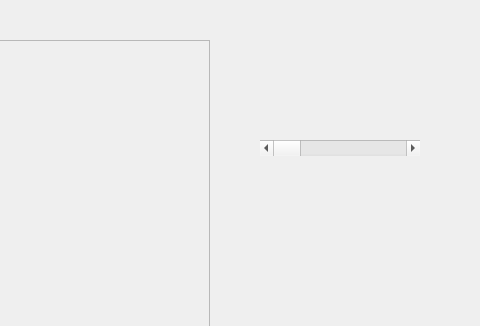
First picture: the form in SpriteEditor/spriteeditorvc.ui, repository GT3CH1/sprite-editor, before the edit; both pictures show x 320 to 800 and y 0 to 326 of the 800 by 600 pixel window.
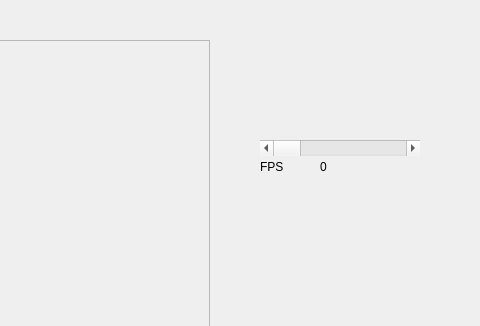
Second picture: the form after the edit.

Commit message: Add FPS Slider and labels

Diff of the .ui file:
```diff
--- a/SpriteEditor/spriteeditorvc.ui
+++ b/SpriteEditor/spriteeditorvc.ui
@@ -56,6 +56,32 @@
      <enum>Qt::Horizontal</enum>
     </property>
    </widget>
+   <widget class="QLabel" name="fpsLabel">
+    <property name="geometry">
+     <rect>
+      <x>580</x>
+      <y>160</y>
+      <width>47</width>
+      <height>13</height>
+     </rect>
+    </property>
+    <property name="text">
+     <string>FPS</string>
+    </property>
+   </widget>
+   <widget class="QLabel" name="currentFpsLabel">
+    <property name="geometry">
+     <rect>
+      <x>640</x>
+      <y>160</y>
+      <width>47</width>
+      <height>13</height>
+     </rect>
+    </property>
+    <property name="text">
+     <string>0</string>
+    </property>
+   </widget>
   </widget>
   <widget class="QMenuBar" name="menubar">
    <property name="geometry">
```
Left out of the diff: 2 changed lines with no effect on the pictures. The commit also changes 3 other files.
